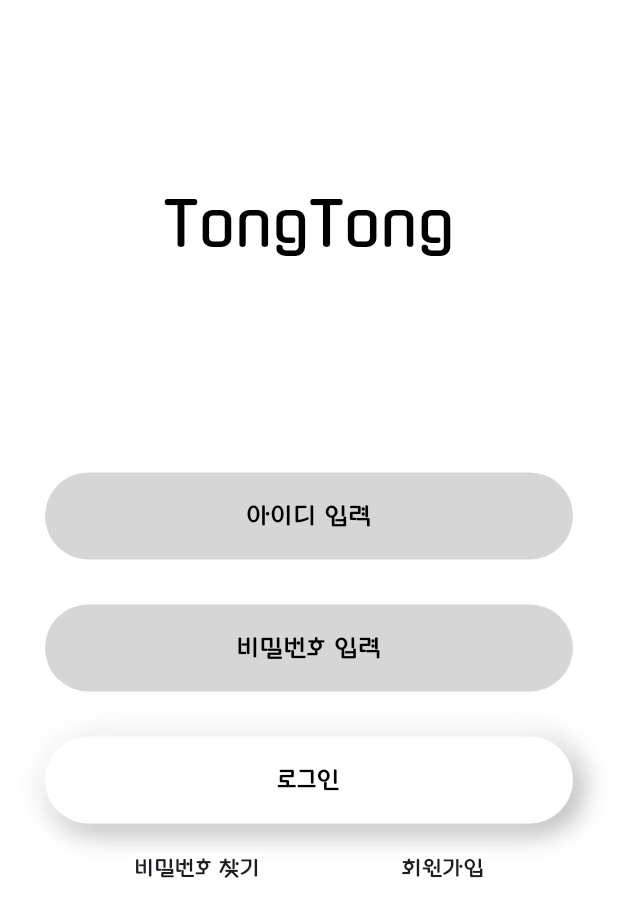
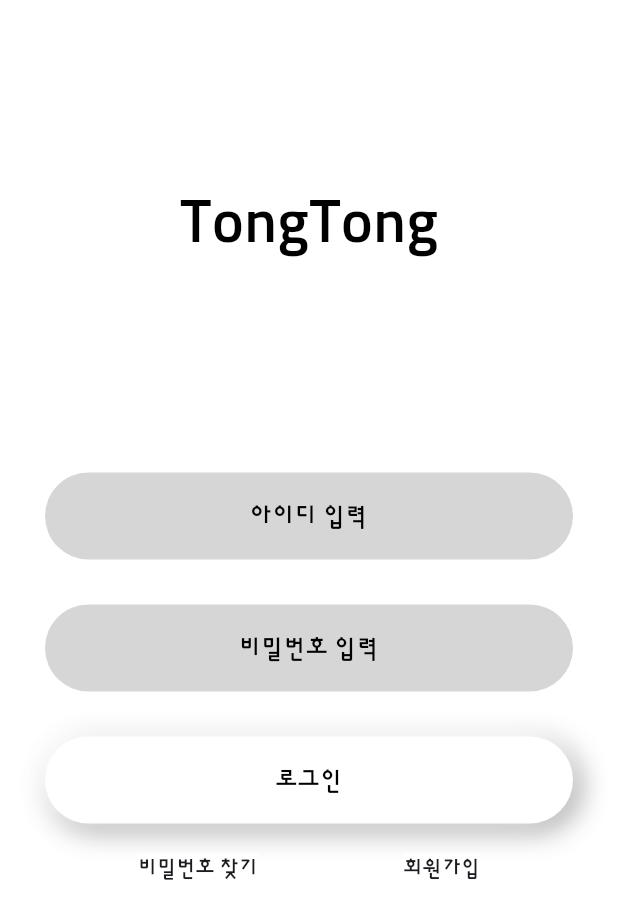
Before and after one commit to so3659/TongTong, a Flutter app: the screen it shows after launch, on a phone screen of 412 x 824 dp. Shown: the top 919 px of the screen. Run offline on Flutter 3.47's test engine with Material 3 defaults, Android fonts, the phone set to English and light mode, and no system bars; our stand-ins replace animate_do.

Commit message:
Change font

```diff
--- a/lib/login.dart
+++ b/lib/login.dart
@@ -9,7 +9,7 @@ class Login extends StatelessWidget {
     Widget title = _buildTitle();
 
     return MaterialApp(
-      theme: ThemeData(fontFamily: 'Gugi'),
+      theme: ThemeData(fontFamily: 'SunflowerMedium'),
       home: Scaffold(
           backgroundColor: Colors.white,
           body: ListView(
```
Also changed, not shown: pubspec.yaml (+10 -0 lines), assets/fonts/Sunflower-Bold.ttf (added), assets/fonts/Sunflower-Light.ttf (added), assets/fonts/Sunflower-Medium.ttf (added).
